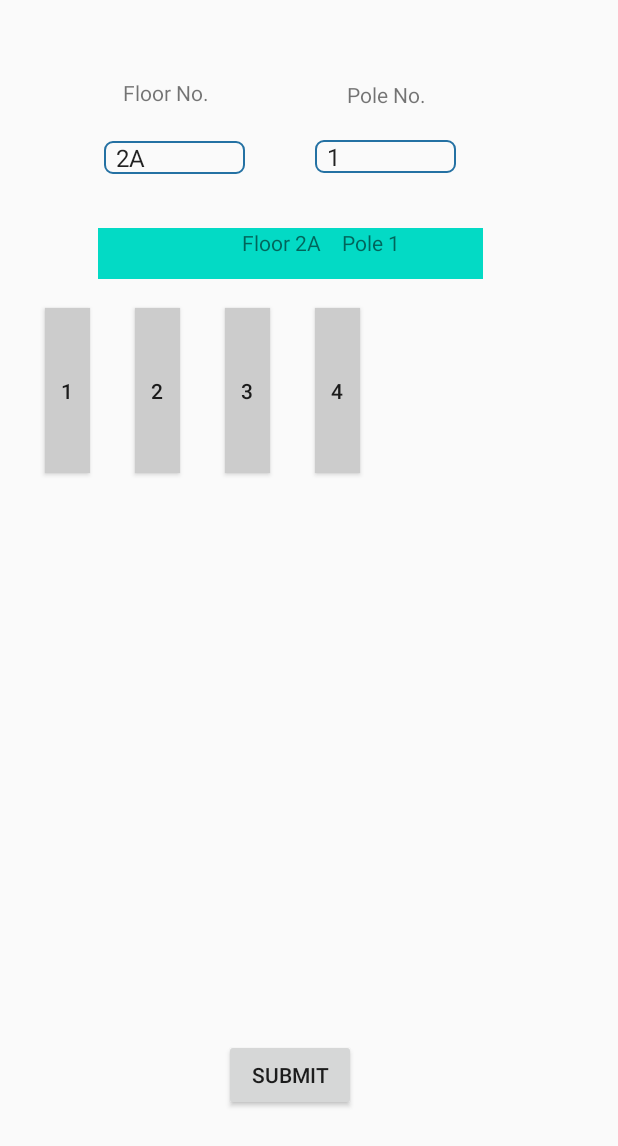
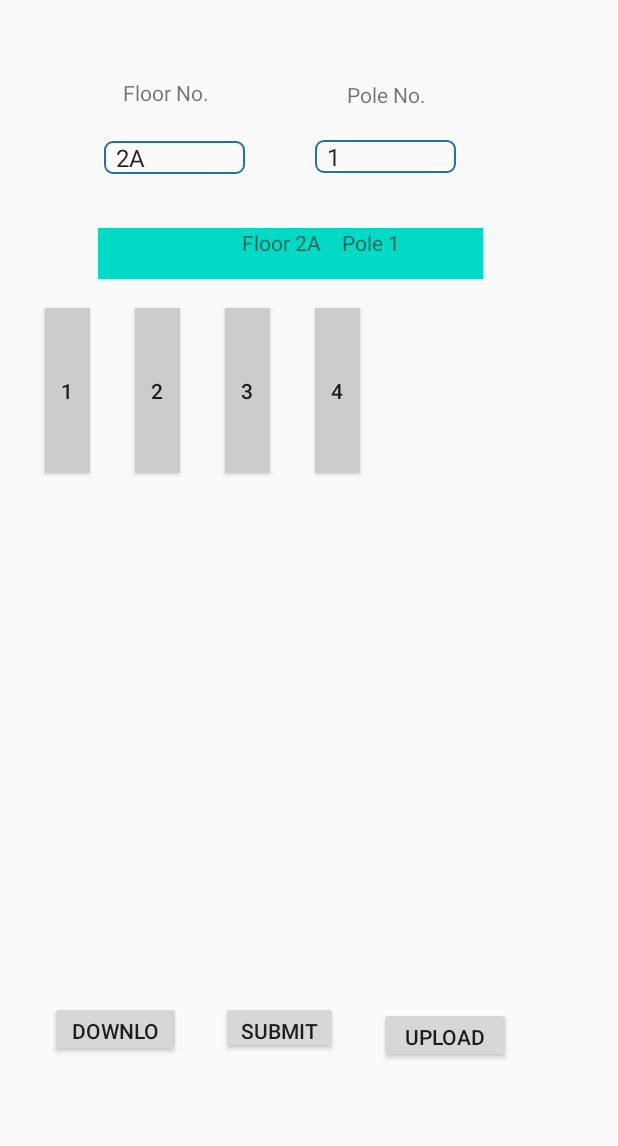
Before and after one commit to Jugg-zh/CarPlateChecker, an Android app: the screen it shows after launch (MainActivity), after a tap on "SUBMIT", on a phone screen of 412 x 824 dp. Shown: the top 1146 px of the screen. Run offline under Robolectric (Android 15) with nearby library versions, the phone set to English and light mode, and no system bars; libraries missing offline, so code that uses them is left out: com.google.api.client, com.google.api.services.

```diff
--- a/app/src/main/AndroidManifest.xml
+++ b/app/src/main/AndroidManifest.xml
@@ -13,6 +13,7 @@
         android:label="@string/app_name"
         android:roundIcon="@mipmap/ic_launcher_round"
         android:supportsRtl="true"
+        android:usesCleartextTraffic="true"
         android:theme="@style/AppTheme">
         <activity android:name=".RecordActivity"></activity>
         <activity android:name=".MainActivity">
--- a/app/src/main/java/com/example/platecheck/CarplateMapper.java
+++ b/app/src/main/java/com/example/platecheck/CarplateMapper.java
@@ -1,7 +1,6 @@
 package com.example.platecheck;
 
 import android.os.Build;
-import android.os.Environment;
 import java.io.BufferedReader;
 import java.io.DataInputStream;
 import java.io.File;
@@ -59,17 +58,21 @@ public class CarplateMapper{
             sb.append("plateNumber : " + plateNumber + " ");
             sb.append("roomNumber : " + roomNumber + " ");
             sb.append("slotNumber : " + slotNumber + " ");
-            sb.append("timeStamp : " + timeStamp + " ");
+            sb.append("timeStamp : " + timeStamp.toString() + " GMT " + " ");
             sb.append("shift : " + shift + " ");
             sb.append("\n");
             return sb.toString();
         }
     }
 
-    protected Map<String, PlateInfomation> carPlateNumberToPlateInformation;
+    private Map<String, PlateInfomation> carPlateNumberToPlateInformation;
+    private MainActivity activity;
+    private final String INPUT_FILE = "table.json";
+    private final String OUTPUT_FILE = "jsonFile.json";
 
-    public CarplateMapper(){
+    public CarplateMapper(MainActivity activity){
         carPlateNumberToPlateInformation = new HashMap<>();
+        this.activity = activity;
     }
 
     /**
@@ -77,20 +80,14 @@ public class CarplateMapper{
      * and store them in the HashMap
      */
     public void syncFromDesktop(){
-        //setting up the path
-        String baseDir = Environment.getExternalStorageDirectory().getAbsolutePath();
-        String fileName = "table.json";
-        File dir = new File(baseDir + "/Carplate/");
-        dir.mkdir();
-        File dir2 = new File(dir.getAbsolutePath() + "/FromDesktop/");
-        dir2.mkdir();
-        File f = new File(dir2.getAbsolutePath() + "/"+ fileName);
+        //clear the previous map
+        carPlateNumberToPlateInformation = new HashMap<>();
+        FileInputStream fileInputStream;
         //convert json file back to objects
         try {
+            fileInputStream = activity.openFileInput(INPUT_FILE);
             Gson gson = new Gson();
-            FileInputStream fileInputStream = new FileInputStream(f);
-            DataInputStream dataInputStream = new DataInputStream(fileInputStream);
-            BufferedReader br = new BufferedReader(new InputStreamReader(dataInputStream));
+            BufferedReader br = new BufferedReader(new InputStreamReader(fileInputStream));
 
             StringBuilder sb = new StringBuilder();
             String strLine = null;
@@ -111,6 +108,25 @@ public class CarplateMapper{
         }
     }
 
+    /***
+     *
+     * @param json write the json string queried from the server to a local file, so it can be read later
+     */
+    public void updateTable(String json){
+        //save the json string to file
+        try {
+            FileOutputStream outputStream = activity.openFileOutput(INPUT_FILE, activity.MODE_PRIVATE);
+            outputStream.write(json.getBytes());
+            outputStream.flush();
+            outputStream.close();
+        } catch (FileNotFoundException e) {
+            e.printStackTrace();
+        } catch (IOException e) {
+            e.printStackTrace();
+        }
+    }
+
+
     /**
      *
      * @param carPlate is the car plate number that needs to be recorded
@@ -121,53 +137,83 @@ public class CarplateMapper{
      */
     @RequiresApi(api = Build.VERSION_CODES.N)
     public String recordSlot(String carPlate, Timestamp timestamp, String shift, String slotNumber){
-        PlateInfomation currentPlateInfo = carPlateNumberToPlateInformation.getOrDefault(carPlate, new PlateInfomation(carPlate, null));
+        PlateInfomation currentPlateInfo = carPlateNumberToPlateInformation.getOrDefault(carPlate, new PlateInfomation(carPlate, "N/A"));
         currentPlateInfo.setSlotNumber(slotNumber);
         currentPlateInfo.setTimeStamp(timestamp);
         currentPlateInfo.setShift(shift);
-        if(!carPlateNumberToPlateInformation.containsKey(carPlate)){
-            carPlateNumberToPlateInformation.put(carPlate, currentPlateInfo);
-        }
+
+        carPlateNumberToPlateInformation.putIfAbsent(carPlate, currentPlateInfo);
 
         return currentPlateInfo.getRoomNumber();
     }
 
     /**
-     * create the folder and file if it does not exist, otherwise store the object in the json file to the files
+     * create the file if it does not exist, otherwise store the map to the OUTPUT file
      */
-    public void syncToFile() {
-
-        //setting up the file path
-        String baseDir = Environment.getExternalStorageDirectory().getAbsolutePath();
-        String fileName = "table.json";
-        File dir = new File(baseDir + "/Carplate/");
-        dir.mkdir();
-        File dir2 = new File(dir.getAbsolutePath() + "/ToDesktop/");
-        dir2.mkdir();
-        File f = new File(dir2.getAbsolutePath() + "/"+ fileName);
+    public boolean syncToFile() {
 
         // convert the map into a list which stores all the values in the map,
         //and then convert this list into a json file.
+        File outputFile = new File(activity.getFilesDir(), OUTPUT_FILE);
+        if (!outputFile.exists()) {
+            try {
+                outputFile.createNewFile();
+            } catch (IOException e) {
+                e.printStackTrace();
+            }
+        }
         try {
+            // the content will be appended to the file if the file exists
+            FileOutputStream outputStream = activity.openFileOutput(OUTPUT_FILE, activity.MODE_APPEND);
             Gson gson = new Gson();
-            FileOutputStream outputStream = new FileOutputStream(f);
             ArrayList<PlateInfomation> plateList = new ArrayList<>();
             for(String plate : carPlateNumberToPlateInformation.keySet()){
-                plateList.add(carPlateNumberToPlateInformation.get(plate));
+                // if the car is not parked in the parking place, skip it
+                if(carPlateNumberToPlateInformation.get(plate).slotNumber != null) {
+                    plateList.add(carPlateNumberToPlateInformation.get(plate));
+                }
             }
             Type listType = new TypeToken<List<PlateInfomation>>() {}.getType();
             String json = gson.toJson(plateList,listType);
+            json = json.substring(1, json.length()-1);
+            json = json + ",";
             outputStream.write(json.getBytes());
+            outputStream.flush();
             outputStream.close();
+            return true;
+        } catch (FileNotFoundException e) {
+            e.printStackTrace();
+        } catch (IOException e) {
+            e.printStackTrace();
+        }
+        return false;
+    }
+
+    /**
+     *
+     * @return the content from OUTPUT file
+     */
+    public String uploadFile(){
+        try {
+            FileInputStream fileInputStream = activity.openFileInput(OUTPUT_FILE);
+            DataInputStream dataInputStream = new DataInputStream(fileInputStream);
+            BufferedReader br = new BufferedReader(new InputStreamReader(dataInputStream));
+            StringBuilder sb = new StringBuilder();
+            String strLine = null;
+            while ((strLine = br.readLine()) != null) {
+                sb.append(strLine);
+                sb.append("\n");
+            }
+            fileInputStream.close();
+            br.close();
+            activity.deleteFile(OUTPUT_FILE);
+            return sb.toString();
         } catch (FileNotFoundException e) {
             e.printStackTrace();
         } catch (IOException e) {
             e.printStackTrace();
         }
 
-    }
-
-    public Map<String,PlateInfomation> getMap() {
-        return this.carPlateNumberToPlateInformation;
+        return null;
     }
 }
--- a/app/src/main/java/com/example/platecheck/MainActivity.java
+++ b/app/src/main/java/com/example/platecheck/MainActivity.java
@@ -41,30 +41,49 @@ public class MainActivity extends AppCompatActivity implements View.OnClickListe
     private Spinner floorNum, poleNum;
     private TextView promptText;
 
+
     @RequiresApi(api = Build.VERSION_CODES.N)
     @Override
     protected void onCreate(Bundle savedInstanceState) {
         super.onCreate(savedInstanceState);
         setContentView(R.layout.activity_main);
 
-        recordManager = new RecordManager(Utility.getJsonString(this));
-        recordManager.readFromFile(this);
+        recordManager = new RecordManager(Utility.getJsonString(this), this);
+        recordManager.readFromFile();
 
         setUpButtons(buttons);
         setSlots(-1, false);
         floorNum = findViewById(R.id.floorNum);
         poleNum = findViewById(R.id.poleNum);
         promptText = findViewById(R.id.promptText);
-        ArrayAdapter<String> floorAdapter = new ArrayAdapter<>(this, android.R.layout.simple_spinner_item, recordManager.getFloorNumberList());
+        ArrayAdapter<String> floorAdapter = new ArrayAdapter<>(this,
+                android.R.layout.simple_spinner_item, recordManager.getFloorNumberList());
         floorAdapter.setDropDownViewResource(android.R.layout.simple_spinner_dropdown_item);
         floorNum.setAdapter(floorAdapter);
         floorNum.setOnItemSelectedListener(this);
 
         final Button submitButton = findViewById(R.id.submitButton);
-        submitButton.setOnClickListener(new View.OnClickListener() {
-            public void onClick(View v) {
-                recordManager.writeTofile(MainActivity.this);
+        // once the submit button is clicked, write the map to the file.
+        submitButton.setOnClickListener((View view) -> {
+            boolean successed = false;
+            while (!successed) {
+                successed = recordManager.writeToFile();
             }
+            Toast.makeText(getApplicationContext(), "File Saved!", Toast.LENGTH_LONG).show();
+
+        });
+
+        final Button downloadButton = findViewById(R.id.downloadButton);
+        // if download Button is clicked, download the map from the server
+        downloadButton.setOnClickListener( (View view) -> {
+                HttpGetRequest request = new HttpGetRequest(MainActivity.this);
+                request.execute();
+        });
+        final Button uploadButton = findViewById(R.id.uploadButton);
+        // if upload button is clicked, upload the records to the server.
+        uploadButton.setOnClickListener( (View view) -> {
+                HttpPostRequest request = new HttpPostRequest(MainActivity.this);
+                request.execute();
         });
     }
 
@@ -95,9 +114,12 @@ public class MainActivity extends AppCompatActivity implements View.OnClickListe
 
     @Override
     public void onNothingSelected(AdapterView<?> parent) {
-        this.floorNum.setPrompt("Choose Floor");
     }
 
+    /**
+     * initializing the buttons.
+     * @param buttons
+     */
     public void setUpButtons(Button[] buttons) {
         for (int i = 0; i < 10; i++) {
             String buttonID = "button" + (i+1);
@@ -109,6 +131,11 @@ public class MainActivity extends AppCompatActivity implements View.OnClickListe
         }
     }
 
+    /**
+     * Set how many buttons(slots) are visible to the users, the buttons are numbered from 1-10
+     * @param numberOfSlots
+     * @param selected
+     */
     public void setSlots(int numberOfSlots, boolean selected) {
         if (selected) {
             String floorNumber = this.floorNum.getSelectedItem().toString();
@@ -132,6 +159,25 @@ public class MainActivity extends AppCompatActivity implements View.OnClickListe
         recordManager.setPlateNumber(plate);
     }
 
+
+    /**
+     * update the file which is in Internal storage using the json String
+     * @param json String format queried from the server
+     */
+    public void updateFile(String json) {
+        recordManager.updateFile(json);
+        recordManager.readFromFile();
+        Toast.makeText(getApplicationContext(),
+                "Download Successfully!", Toast.LENGTH_LONG).show();
+    }
+
+    public String uploadFile() {
+        return recordManager.uploadFile();
+    }
+
+    /**
+     * set the text filed
+     */
     public void setPromptText() {
         String floorNumber = this.floorNum.getSelectedItem().toString();
         String poleNumber = this.poleNum.getSelectedItem().toString();
@@ -140,20 +186,29 @@ public class MainActivity extends AppCompatActivity implements View.OnClickListe
         promptText.setBackgroundColor(getResources().getColor(R.color.colorAccent));
     }
 
+    /**
+     * Check which button(slot) is clicked to generate the slot Number and set the slot number
+     * in RecordManager
+     * @param v
+     */
     @Override
     public void onClick(View v) {
         for (int i = 0; i < buttons.length; i++) {
             if (v.getId() == buttons[i].getId()) {
                 buttons[i].setBackgroundColor(getResources().getColor(R.color.green));
                 buttons[i].setClickable(false);
-                recordManager.setSlotNumber("2A", "1", i+1);
+                recordManager.setSlotNumber(floorNum.getSelectedItem().toString(),
+                        poleNum.getSelectedItem().toString(), i+1);
             }
         }
         //can switch to use camera
         startGalleryChooser();
-
+        Toast.makeText(getApplicationContext(), "Loading....", Toast.LENGTH_LONG).show();
     }
 
+    /**
+     * switch to another activity once the user clicked any button(slot)
+     */
     public void switchToRecordActivity() {
         Intent intent = new Intent(MainActivity.this, RecordActivity.class);
         intent.putExtra("CAR_PLATE",  recordManager.getPlateNumber());
@@ -162,7 +217,8 @@ public class MainActivity extends AppCompatActivity implements View.OnClickListe
     }
 
     public void startGalleryChooser() {
-        if (Utility.requestPermission(this, GALLERY_PERMISSIONS_REQUEST, Manifest.permission.READ_EXTERNAL_STORAGE)) {
+        if (Utility.requestPermission(this,
+                GALLERY_PERMISSIONS_REQUEST, Manifest.permission.READ_EXTERNAL_STORAGE)) {
             Intent intent = new Intent();
             intent.setType("image/*");
             intent.setAction(Intent.ACTION_GET_CONTENT);
@@ -178,7 +234,8 @@ public class MainActivity extends AppCompatActivity implements View.OnClickListe
                 Manifest.permission.READ_EXTERNAL_STORAGE,
                 Manifest.permission.CAMERA)) {
             Intent intent = new Intent(MediaStore.ACTION_IMAGE_CAPTURE);
-            Uri photoUri = FileProvider.getUriForFile(this, getApplicationContext().getPackageName() + ".provider", getCameraFile());
+            Uri photoUri = FileProvider.getUriForFile(this,
+                    getApplicationContext().getPackageName() + ".provider", getCameraFile());
             intent.putExtra(MediaStore.EXTRA_OUTPUT, photoUri);
             intent.addFlags(Intent.FLAG_GRANT_READ_URI_PERMISSION);
             startActivityForResult(intent, CAMERA_IMAGE_REQUEST);
@@ -199,14 +256,14 @@ public class MainActivity extends AppCompatActivity implements View.OnClickListe
             uploadImage(data.getData());
         }
         else if (requestCode == CAMERA_IMAGE_REQUEST && resultCode == RESULT_OK) {
-            Uri photoUri = FileProvider.getUriForFile(this, getApplicationContext().getPackageName() + ".provider", getCameraFile());
+            Uri photoUri = FileProvider.getUriForFile(this,
+                    getApplicationContext().getPackageName() + ".provider", getCameraFile());
             uploadImage(photoUri);
         }
         else if (requestCode == PLATE_NUMBER_REQUEST && resultCode == RESULT_OK) {
             recordManager.setPlateNumber(data.getStringExtra("PLATE_NUMBER"));
             String roomNumber = recordManager.recordSlot();
             Toast.makeText(getApplicationContext(), Optional.ofNullable(roomNumber).orElse("N/A"), Toast.LENGTH_LONG).show();
-            recordManager.printContent(this);
         }
 
     }
@@ -230,7 +287,10 @@ public class MainActivity extends AppCompatActivity implements View.OnClickListe
     }
 
 
-
+    /**
+     *prepare the image
+     * @param uri the target image url
+     */
     public void uploadImage(Uri uri) {
         if (uri != null) {
             try {
@@ -247,10 +307,15 @@ public class MainActivity extends AppCompatActivity implements View.OnClickListe
         }
     }
 
+    /**
+     * create a AsyncTask to use the GCP service to extract the plateNumber from the image
+     * @param bitmap the target image
+     */
     private void callCloudVision(final Bitmap bitmap) {
         // Do the real work in an async task, because we need to use the network anyway
         try {
-            AsyncTask<Object, Void, String> plateDetectionTask =  new Utility.PlateDetectionTask(this, Utility.prepareAnnotationRequest(bitmap,this));
+            AsyncTask<Object, Void, String> plateDetectionTask =  new PlateDetectionTask(this,
+                    Utility.prepareAnnotationRequest(bitmap,this));
             plateDetectionTask.execute();
 
         } catch (IOException e) {
--- a/app/src/main/java/com/example/platecheck/RecordManager.java
+++ b/app/src/main/java/com/example/platecheck/RecordManager.java
@@ -1,6 +1,5 @@
 package com.example.platecheck;
 
-import android.Manifest;
 import android.os.Build;
 import androidx.annotation.RequiresApi;
 import com.google.gson.Gson;
@@ -12,19 +11,27 @@ import java.util.ArrayList;
 import java.util.Map;
 import java.util.HashMap;
 
+
 public class RecordManager {
     private CarplateMapper mCarplateMapper;
     private String plateNumber;
     private String slotNumber;
     private Map<String, Map<String,String>> floorAndPoleToSlotsMapper;
 
-    public RecordManager(String json) {
-        mCarplateMapper = new CarplateMapper();
+    public RecordManager(String json, MainActivity activity) {
+
+        mCarplateMapper = new CarplateMapper(activity);
         floorAndPoleToSlotsMapper = new Gson().fromJson(json, new TypeToken<Map<String, Map<String, String>>>() {}.getType());
         plateNumber = null;
         slotNumber = null;
     }
 
+    /**
+     *
+     * @param floorNumber
+     * @param poleNumber
+     * @return how many parking slots are in this position
+     */
     public int getNumberOfSlots (String floorNumber, String poleNumber) {
         return Integer.parseInt(floorAndPoleToSlotsMapper.get(floorNumber).get(poleNumber));
     }
@@ -45,6 +52,11 @@ public class RecordManager {
         this.slotNumber = floorNumber + "-" + poleNumber + "-" + slot;
     }
 
+    /**
+     *
+     * @return the roomNumber which this carPlate belongs to, "N/A" is returned if it has no been
+     * registered
+     */
     @RequiresApi(api = Build.VERSION_CODES.N)
     public String recordSlot () {
 
@@ -57,34 +69,41 @@ public class RecordManager {
         } else {
             shift = "Evening";
         }
+
         return mCarplateMapper.recordSlot(this.plateNumber, timeStamp, shift, this.slotNumber);
     }
 
-    public void writeTofile(MainActivity activity) {
-        if(Utility.requestPermission(activity, 200, Manifest.permission.WRITE_EXTERNAL_STORAGE)){
-            mCarplateMapper.syncToFile();
-        }
+    /**
+     *
+     * @return Write the content to Internal storage, return true if it's written successfully, false
+     * otherwise.
+     */
+    public boolean writeToFile() {
+        return mCarplateMapper.syncToFile();
     }
 
-    public void readFromFile(MainActivity activity) {
-        if(Utility.requestPermission(activity,200,Manifest.permission.READ_EXTERNAL_STORAGE)){
-            mCarplateMapper.syncFromDesktop();
-        }
+    /**
+     * Read the mapping from Internal storage, PlateNumber -> RoomNumber
+     */
+    public void readFromFile() {
+        mCarplateMapper.syncFromDesktop();
     }
 
-    public void printContent(MainActivity activity) {
-        Map<String, CarplateMapper.PlateInfomation> map = mCarplateMapper.getMap();
-        for (String s : map.keySet()) {
-            System.out.println(map.get(s).toString());
-        }
-    }
-
+    /**
+     *
+     * @return A List of Strings represent FloorNumber, ex: [2A,2B]
+     */
     public List<String> getFloorNumberList() {
         List<String> res = new ArrayList<>(floorAndPoleToSlotsMapper.keySet());
         Collections.sort(res);
         return res;
     }
 
+    /**
+     *
+     * @param floorNumber
+     * @return A list of Poles in the "floorNumber", ex: 2A -> [1,2,3,5,6]
+     */
     @RequiresApi(api = Build.VERSION_CODES.N)
     public List<String> getPoleNumberList(String floorNumber) {
         List<String> res = new ArrayList<String>(floorAndPoleToSlotsMapper.getOrDefault(floorNumber, new HashMap<String,String>()).keySet());
@@ -93,4 +112,21 @@ public class RecordManager {
         return res;
     }
 
+    /**
+     * update the Internal map(file) using the json string
+     * @param json
+     */
+    public void updateFile (String json) {
+        mCarplateMapper.updateTable(json);
+
+    }
+
+    /**
+     *
+     * @return upload the file to the database via Node server
+     */
+    public String uploadFile () {
+        return mCarplateMapper.uploadFile();
+    }
+
 }
--- a/app/src/main/res/layout/activity_main.xml
+++ b/app/src/main/res/layout/activity_main.xml
@@ -198,15 +198,39 @@
 
     <Button
         android:id="@+id/submitButton"
+        android:layout_width="78dp"
+        android:layout_height="35dp"
+        android:layout_alignParentStart="true"
+        android:layout_alignParentLeft="true"
+        android:layout_alignParentBottom="true"
+        android:layout_marginStart="147dp"
+        android:layout_marginLeft="147dp"
+        android:layout_marginBottom="121dp"
+        android:text="submit" />
+
+    <Button
+        android:id="@+id/downloadButton"
+        android:layout_width="87dp"
+        android:layout_height="37dp"
+        android:layout_alignParentEnd="true"
+        android:layout_alignParentRight="true"
+        android:layout_alignParentBottom="true"
+        android:layout_marginEnd="291dp"
+        android:layout_marginRight="291dp"
+        android:layout_marginBottom="119dp"
+        android:text="Download" />
+
+    <Button
+        android:id="@+id/uploadButton"
         android:layout_width="wrap_content"
-        android:layout_height="wrap_content"
+        android:layout_height="37dp"
+        android:layout_alignParentEnd="true"
+        android:layout_alignParentRight="true"
         android:layout_alignParentBottom="true"
-        android:layout_alignParentLeft="true"
-        android:layout_alignParentStart="true"
-        android:layout_marginBottom="83dp"
-        android:layout_marginLeft="149dp"
-        android:layout_marginStart="149dp"
-        android:text="submit" />
+        android:layout_marginEnd="71dp"
+        android:layout_marginRight="71dp"
+        android:layout_marginBottom="115dp"
+        android:text="upload" />
 
 
     <!--    <ViewFlipper-->
```
Also changed, not shown: app/src/main/assets/floorAndPoleToNumberOfSlots.json (+8 -5 lines), app/src/main/java/com/example/platecheck/HttpGetRequest.java (added, +59 -0 lines), app/src/main/java/com/example/platecheck/HttpPostRequest.java (added, +68 -0 lines), app/src/main/java/com/example/platecheck/PlateDetectionTask.java (added, +48 -0 lines), app/src/main/java/com/example/platecheck/RecordActivity.java (+6 -5 lines), app/src/main/java/com/example/platecheck/Utility.java (+7 -35 lines).
